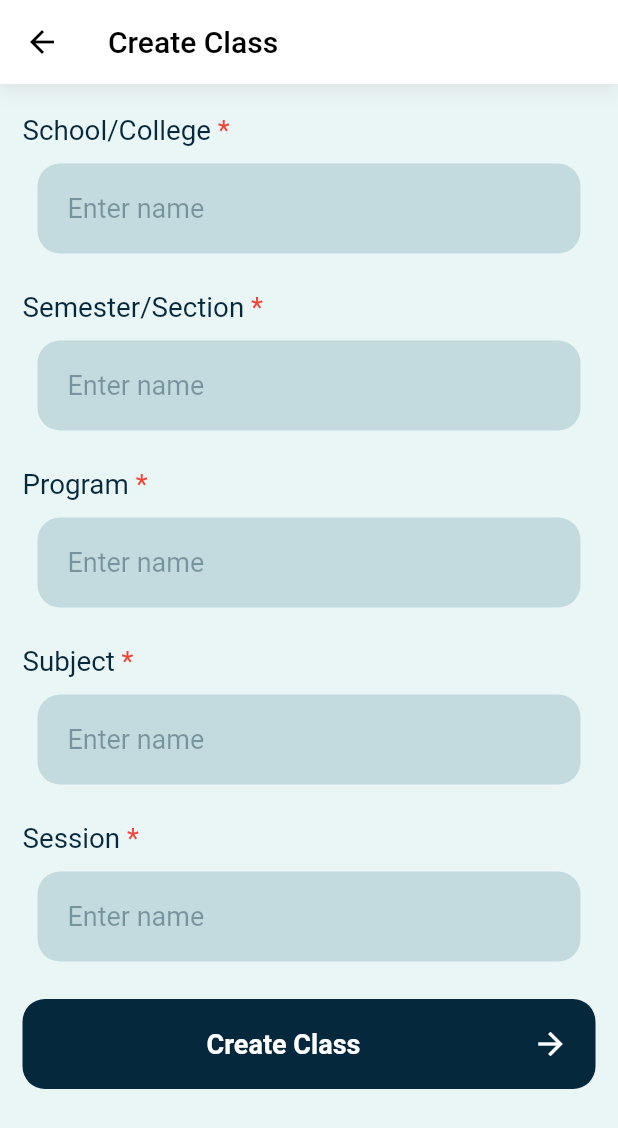
After one commit to iWOLFSTEIN/Online-Attendance-App-Flutter, a Flutter app: the HomeScreen screen opened directly, after a tap on "Add", on a phone screen of 412 x 824 dp. The commit adds this screen. Shown: the top 1128 px of the screen. Run offline on Flutter 3.47's test engine with Material 2 defaults, Android fonts, the phone set to English and light mode, and no system bars; our stand-ins replace custom_navigation_bar.

Commit message:
class form created

```diff
--- /dev/null
+++ b/lib/screens/create_class_screen.dart
@@ -0,0 +1,71 @@
+import 'package:flutter/material.dart';
+import 'package:online_attendence_app/screens/nav_bar_controller_screen.dart';
+import 'package:online_attendence_app/widgets/custom_text_button.dart';
+import 'package:online_attendence_app/widgets/labeled_text_field.dart';
+
+class CreateClassScreen extends StatelessWidget {
+  CreateClassScreen({Key? key}) : super(key: key);
+  final formKey = GlobalKey();
+  @override
+  Widget build(BuildContext context) {
+    return Scaffold(
+      backgroundColor: Color(0xFFEAF6F6),
+      appBar: AppBar(
+        backgroundColor: Colors.white,
+        shadowColor: Colors.white.withOpacity(0.4),
+        iconTheme: IconThemeData(color: Colors.black),
+        title: Text(
+          'Create Class',
+          style: TextStyle(color: Colors.black),
+        ),
+      ),
+      body: SingleChildScrollView(
+        child: Padding(
+          padding: const EdgeInsets.symmetric(horizontal: 15, vertical: 20),
+          child: Form(
+              key: formKey,
+              child: Column(
+                children: [
+                  LabeledFormField(
+                      label: 'School/College ', hintText: 'Enter name'),
+                  SizedBox(
+                    height: 25,
+                  ),
+                  LabeledFormField(
+                      label: 'Semester/Section ', hintText: 'Enter name'),
+                  SizedBox(
+                    height: 25,
+                  ),
+                  LabeledFormField(label: 'Program ', hintText: 'Enter name'),
+                  SizedBox(
+                    height: 25,
+                  ),
+                  LabeledFormField(label: 'Subject ', hintText: 'Enter name'),
+                  SizedBox(
+                    height: 25,
+                  ),
+                  LabeledFormField(label: 'Session ', hintText: 'Enter name'),
+                  SizedBox(
+                    height: 25,
+                  ),
+                  CustomTextButton(
+                    buttonHeight: 60,
+                    action: () {
+                      Navigator.pushAndRemoveUntil(
+                          context,
+                          MaterialPageRoute(
+                              builder: (context) => NavBarControllerScreen(
+                                    initPageIndex: 1,
+                                  )),
+                          (route) => false);
+                    },
+                    title: 'Create Class',
+                    fontSize: 18,
+                  )
+                ],
+              )),
+        ),
+      ),
+    );
+  }
+}
--- a/lib/screens/nav_bar_controller_screen.dart
+++ b/lib/screens/nav_bar_controller_screen.dart
@@ -3,7 +3,6 @@ import 'package:flutter/material.dart';
 import 'package:online_attendence_app/screens/nav_bar_screens.dart/classes_list_screen.dart';
 import 'package:online_attendence_app/screens/nav_bar_screens.dart/departments_list_screen.dart';
 import 'package:online_attendence_app/screens/nav_bar_screens.dart/home_screen.dart';
-import 'package:online_attendence_app/widgets/custom_app_bar.dart';
 
 class NavBarControllerScreen extends StatefulWidget {
   NavBarControllerScreen({Key? key, this.initPageIndex = 0}) : super(key: key);
--- a/lib/screens/nav_bar_screens.dart/home_screen.dart
+++ b/lib/screens/nav_bar_screens.dart/home_screen.dart
@@ -1,6 +1,8 @@
 import 'package:flutter/material.dart';
+import 'package:online_attendence_app/screens/create_class_screen.dart';
 import 'package:online_attendence_app/utils/screen_dimensions.dart';
 import 'package:online_attendence_app/widgets/custom_app_bar.dart';
+import 'package:online_attendence_app/widgets/custom_text_button.dart';
 
 class HomeScreen extends StatelessWidget {
   const HomeScreen({Key? key}) : super(key: key);
@@ -57,12 +59,14 @@ class HomeScreen extends StatelessWidget {
               ),
               Row(
                 children: [
-                  categoryContainer(
-                      context,
-                      'images/student.png',
-                      'Students',
+                  categoryContainer(context, 'images/student.png', 'Students',
                       'Teachers create classes and add students in each class',
-                      () {}),
+                      () {
+                    Navigator.push(
+                        context,
+                        MaterialPageRoute(
+                            builder: (context) => CreateClassScreen()));
+                  }),
                   SizedBox(
                     width: 10,
                   ),
@@ -74,37 +78,11 @@ class HomeScreen extends StatelessWidget {
                       () {}),
                 ],
               ),
-              Container(
-                width: width(context),
-                height: height(context) * 8 / 100,
-                decoration: BoxDecoration(
-                    color: Color(0xFF06283D),
-                    borderRadius: BorderRadius.all(Radius.circular(15))),
-                child: TextButton(
-                  onPressed: () {},
-                  child: Row(
-                    children: [
-                      Expanded(
-                        child: Center(
-                          child: Text(
-                            'Generate Report',
-                            style: TextStyle(
-                                color: Colors.white,
-                                fontSize: 17,
-                                fontWeight: FontWeight.w600),
-                          ),
-                        ),
-                      ),
-                      Padding(
-                        padding: const EdgeInsets.only(right: 10),
-                        child: Icon(
-                          Icons.arrow_forward,
-                          color: Colors.white,
-                        ),
-                      )
-                    ],
-                  ),
-                ),
+              CustomTextButton(
+                buttonHeight: height(context) * 8 / 100,
+                action: () {},
+                title: 'Generate Report',
+                fontSize: 17,
               )
             ],
           ),
--- /dev/null
+++ b/lib/widgets/custom_text_button.dart
@@ -0,0 +1,52 @@
+import 'package:flutter/material.dart';
+
+class CustomTextButton extends StatelessWidget {
+  const CustomTextButton(
+      {Key? key,
+      required this.buttonHeight,
+      required this.action,
+      required this.title,
+      required this.fontSize})
+      : super(key: key);
+
+  final double buttonHeight;
+  final Null Function() action;
+  final String title;
+  final double fontSize;
+
+  @override
+  Widget build(BuildContext context) {
+    return Container(
+      width: double.infinity,
+      height: buttonHeight,
+      decoration: BoxDecoration(
+          color: Color(0xFF06283D),
+          borderRadius: BorderRadius.all(Radius.circular(15))),
+      child: TextButton(
+        onPressed: action,
+        child: Row(
+          children: [
+            Expanded(
+              child: Center(
+                child: Text(
+                  title,
+                  style: TextStyle(
+                      color: Colors.white,
+                      fontSize: fontSize,
+                      fontWeight: FontWeight.w600),
+                ),
+              ),
+            ),
+            Padding(
+              padding: const EdgeInsets.only(right: 10),
+              child: Icon(
+                Icons.arrow_forward,
+                color: Colors.white,
+              ),
+            )
+          ],
+        ),
+      ),
+    );
+  }
+}
--- /dev/null
+++ b/lib/widgets/labeled_text_field.dart
@@ -0,0 +1,70 @@
+import 'package:flutter/material.dart';
+
+class LabeledFormField extends StatelessWidget {
+  const LabeledFormField({
+    Key? key,
+    required this.label,
+    required this.hintText,
+  }) : super(key: key);
+
+  final String label;
+  final String hintText;
+
+  @override
+  Widget build(BuildContext context) {
+    return Column(
+      crossAxisAlignment: CrossAxisAlignment.start,
+      children: [
+        Row(
+          children: [
+            Text(
+              label,
+              style: TextStyle(
+                color: Color(0xFF06283D),
+                fontSize: 18.5,
+                // fontWeight: FontWeight.w600
+              ),
+            ),
+            Text(
+              '*',
+              style: TextStyle(
+                color: Colors.red,
+                fontSize: 18.5,
+                // fontWeight: FontWeight.w600
+              ),
+            ),
+          ],
+        ),
+        SizedBox(
+          height: 11,
+        ),
+        Padding(
+          padding: const EdgeInsets.symmetric(horizontal: 10),
+          child: Container(
+            height: 60,
+            decoration: BoxDecoration(
+              color: Color(0xFF256D85).withOpacity(0.2),
+              borderRadius: BorderRadius.all(Radius.circular(15)),
+              // border: Border.all(color: Color(0xFF256D85))
+            ),
+            child: Center(
+              child: TextFormField(
+                style: TextStyle(color: Color(0xFF06283D), fontSize: 18),
+                decoration: InputDecoration(
+                    border: InputBorder.none,
+                    focusedBorder: InputBorder.none,
+                    isCollapsed: true,
+                    contentPadding:
+                        EdgeInsets.symmetric(horizontal: 20, vertical: 0),
+                    hintText: hintText,
+                    hintStyle: TextStyle(
+                        color: Color(0xFF06283D).withOpacity(0.4),
+                        fontSize: 18)),
+              ),
+            ),
+          ),
+        )
+      ],
+    );
+  }
+}
```
